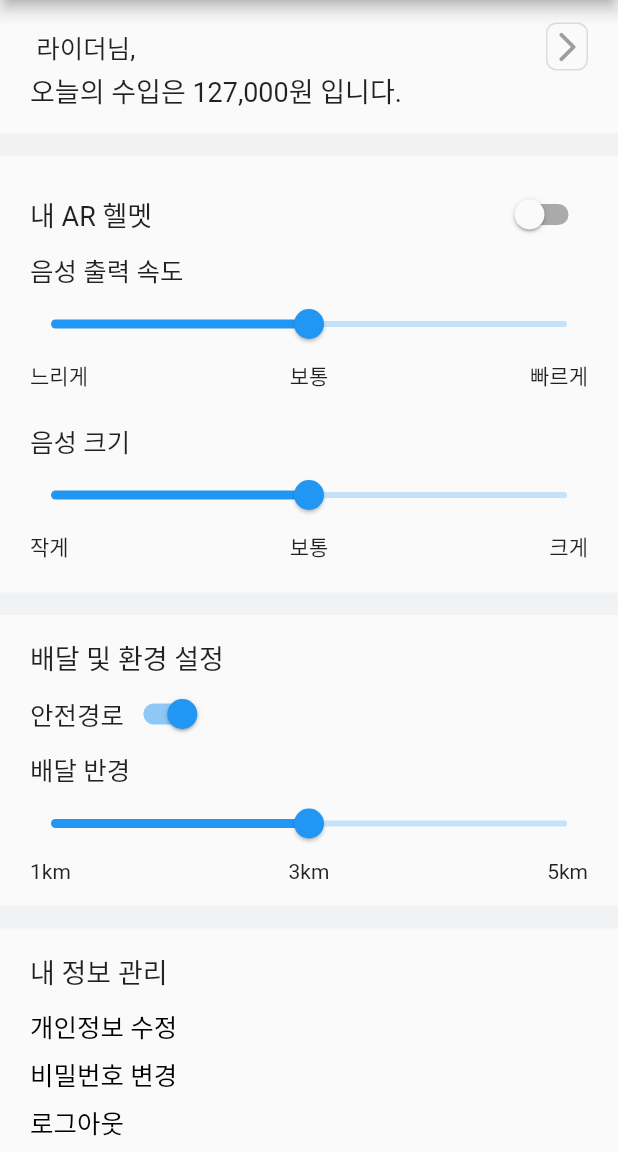
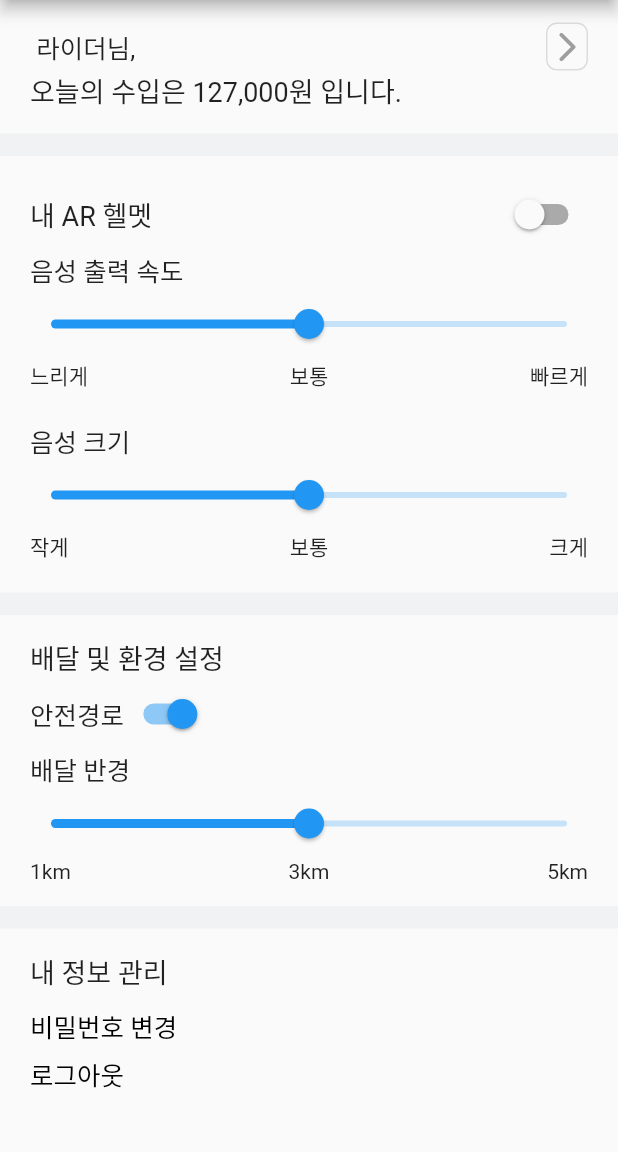
Before and after one commit to Wise-eun/Narda, a Flutter app: the MyPageScreen screen opened directly with empty values, on a phone screen of 412 x 824 dp, the part 84-1236 px from its top. Run offline on Flutter 3.47's test engine with Material 2 defaults, Android fonts, the phone set to English and light mode, and no system bars; drawn by our look-alikes of syncfusion_flutter_sliders; our stand-ins replace cloud_firestore, firebase_auth, firebase_core, fluttertoast, geocoding, geolocator and 3 more; missing offline and left inert: flutter_naver_map, kakao_flutter_sdk_navi, kakaomap_webview, naver_map_plugin; accounts and stored records are empty; network calls fail.

Commit message:
[Remove] 개인정보 수정 부분 삭제

```diff
--- a/lib/mypage_screen.dart
+++ b/lib/mypage_screen.dart
@@ -3,7 +3,6 @@ import 'dart:convert';
 import 'package:flutter/cupertino.dart';
 import 'package:flutter/material.dart';
 import 'package:speelow/reset_pw.dart';
-import 'package:speelow/edit_personalInfo.dart';
 import 'package:http/http.dart' as http;
 import 'package:syncfusion_flutter_sliders/sliders.dart';
 import 'api/api.dart';
@@ -332,26 +331,6 @@ class _MyPageScreenState extends State<MyPageScreen> {
                             padding: EdgeInsets.zero,
                             tapTargetSize: MaterialTapTargetSize.shrinkWrap,
                           ),
-                          child: Text("개인정보 수정",
-                              style:
-                                  TextStyle(fontSize: 17, color: Colors.black)),
-                          onPressed: () {
-                            Navigator.push(
-                              context,
-                              MaterialPageRoute(
-                                  builder: (context) => EditPersonalInfoScreen(user: userInfo,)),
-                            );
-                          },
-                        ),
-                        SizedBox(
-                          height: 7,
-                        ),
-                        TextButton(
-                          style: TextButton.styleFrom(
-                            minimumSize: Size.zero,
-                            padding: EdgeInsets.zero,
-                            tapTargetSize: MaterialTapTargetSize.shrinkWrap,
-                          ),
                           child:
                               Text("비밀번호 변경", style: TextStyle(fontSize: 17, color: Colors.black)),
                           onPressed: () {
```
Also changed, not shown: lib/edit_personalInfo.dart (deleted, +0 -29 lines).
